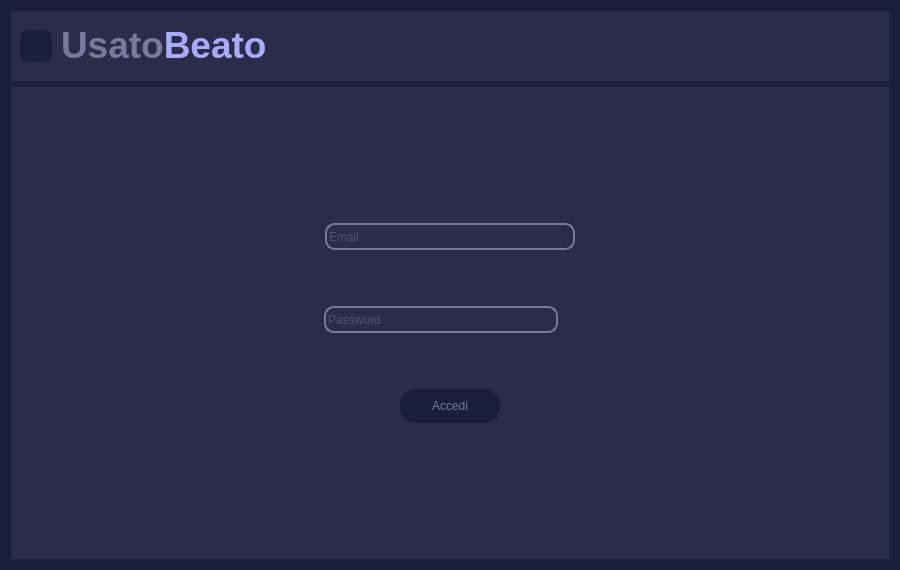
Above: NegozioDelUsatoPython/MVC/View/LoginView.ui from LeonUrsu/NegozioDellUsato-ExamIS before the change. Below: the same form after it.
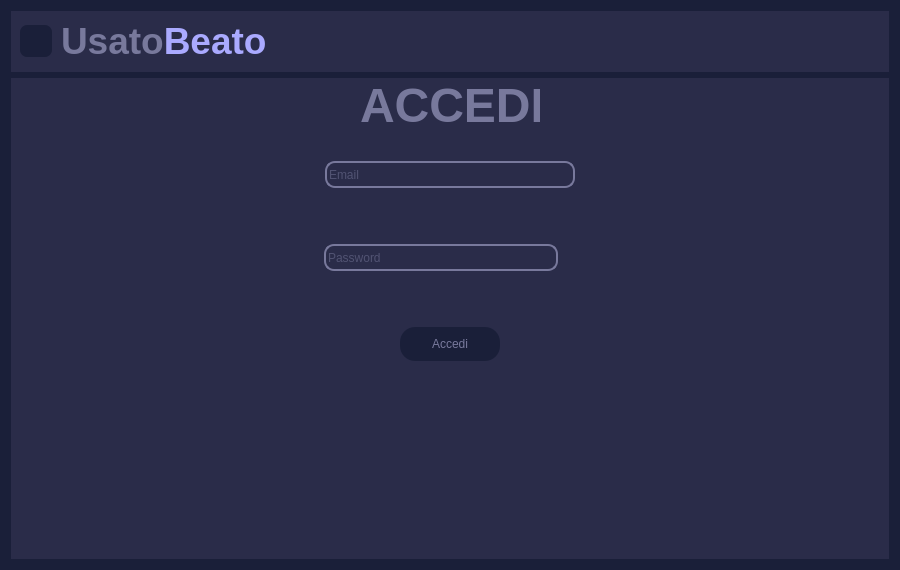
That is the form after the change. Icons and pictures are not drawn.

```diff
--- a/NegozioDelUsatoPython/MVC/View/LoginView.ui
+++ b/NegozioDelUsatoPython/MVC/View/LoginView.ui
@@ -181,7 +181,7 @@
      </property>
      <layout class="QVBoxLayout" name="verticalLayout_2">
       <property name="spacing">
-       <number>0</number>
+       <number>28</number>
       </property>
       <property name="leftMargin">
        <number>0</number>
@@ -195,8 +195,33 @@
       <property name="bottomMargin">
        <number>0</number>
       </property>
+      <item alignment="Qt::AlignHCenter|Qt::AlignTop">
+       <widget class="QLabel" name="label">
+        <property name="sizePolicy">
+         <sizepolicy hsizetype="Preferred" vsizetype="MinimumExpanding">
+          <horstretch>0</horstretch>
+          <verstretch>0</verstretch>
+         </sizepolicy>
+        </property>
+        <property name="maximumSize">
+         <size>
+          <width>180</width>
+          <height>100</height>
+         </size>
+        </property>
+        <property name="text">
+         <string>&lt;html&gt;&lt;head/&gt;&lt;body&gt;&lt;p align=&quot;center&quot;&gt;&lt;span style=&quot; font-size:36pt; font-weight:700;&quot;&gt;ACCEDI&lt;/span&gt;&lt;/p&gt;&lt;/body&gt;&lt;/html&gt;</string>
+        </property>
+       </widget>
+      </item>
       <item>
        <widget class="QWidget" name="widget" native="true">
+        <property name="sizePolicy">
+         <sizepolicy hsizetype="Expanding" vsizetype="Expanding">
+          <horstretch>0</horstretch>
+          <verstretch>0</verstretch>
+         </sizepolicy>
+        </property>
         <property name="minimumSize">
          <size>
           <width>400</width>
@@ -211,7 +236,7 @@
         </property>
         <layout class="QVBoxLayout" name="verticalLayout_4">
          <property name="spacing">
-          <number>0</number>
+          <number>5</number>
          </property>
          <property name="leftMargin">
           <number>0</number>
@@ -401,6 +426,19 @@
         </layout>
        </widget>
       </item>
+      <item>
+       <spacer name="verticalSpacer">
+        <property name="orientation">
+         <enum>Qt::Vertical</enum>
+        </property>
+        <property name="sizeHint" stdset="0">
+         <size>
+          <width>20</width>
+          <height>40</height>
+         </size>
+        </property>
+       </spacer>
+      </item>
      </layout>
     </widget>
    </item>
```
